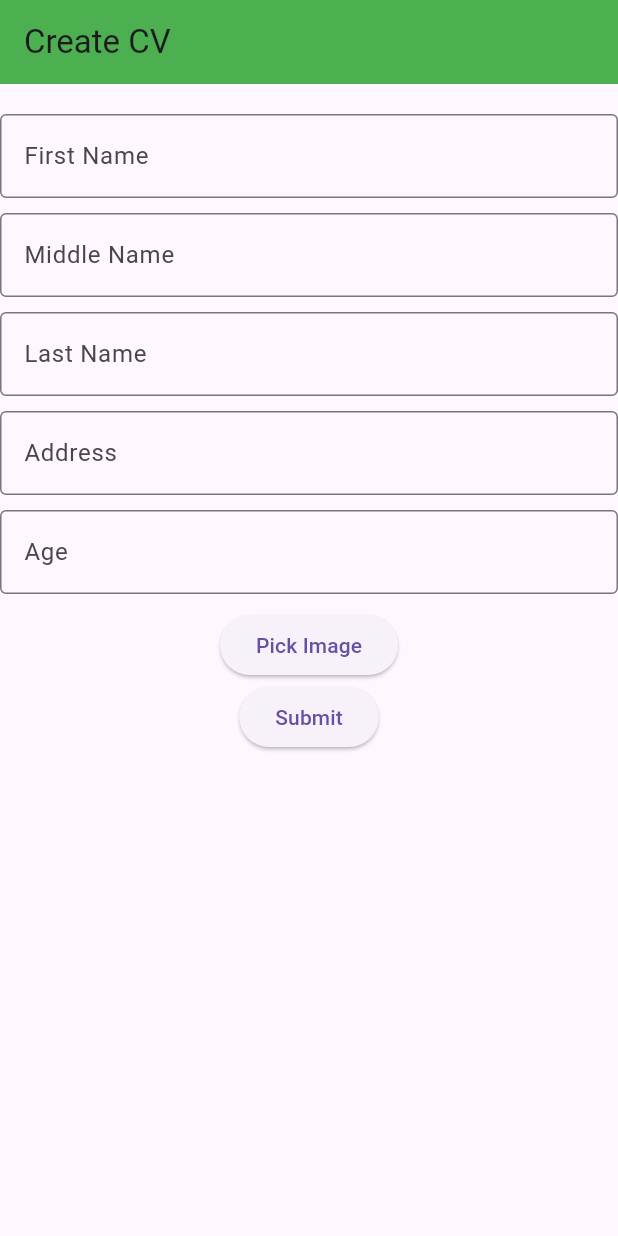
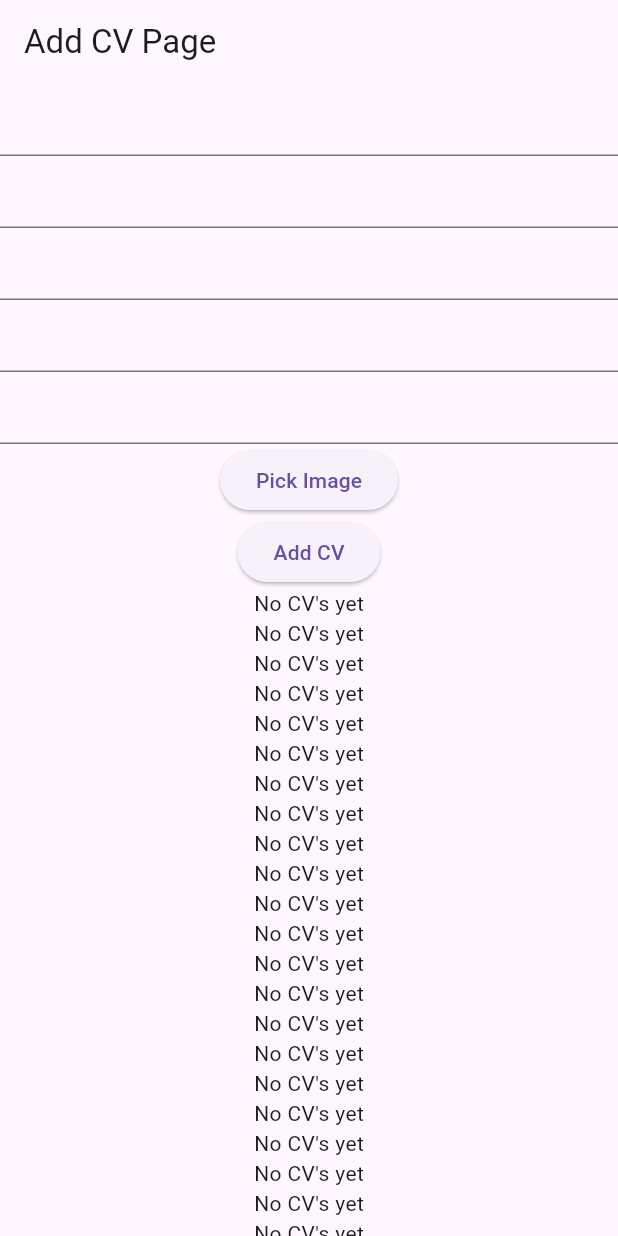
Before and after one commit to NirazanDahal/learn-flutter, a Flutter app: the screen it shows after launch, on a phone screen of 412 x 824 dp. Run offline on Flutter 3.47's test engine with Material 3 defaults, Android fonts, the phone set to English and light mode, and no system bars; our stand-ins replace image_picker, shared_preferences.

Commit message:
cv with provider

```diff
--- a/lib/helpers/shared_preferences_helper.dart
+++ b/lib/helpers/shared_preferences_helper.dart
@@ -2,20 +2,20 @@ import 'package:learn_flutter/models/cv_model.dart';
 import 'package:shared_preferences/shared_preferences.dart';
 
 class SharedPreferencesHelper {
-  static const String cvListKey = "todoKey";
+  static const String cvListKey = "cvListKey";
   static late SharedPreferences _preferences;
-
-  static Future<void> init() async {
+  static Future<void> initialize() async {
     _preferences = await SharedPreferences.getInstance();
   }
 
-  static Future<void> saveCV(String key, List<CVModel> todos) async {
-    List<String> jsonList = todos.map((todo) => todo.toJson()).toList();
-    await _preferences.setStringList(key, jsonList);
+  static Future<void> saveCVs(List<CvModel> cvList) async {
+    final jsonList = cvList.map((cv) => cv.toJson()).toList();
+    await _preferences.setStringList(cvListKey, jsonList);
   }
 
-  static List<CVModel> loadCV(String key) {
-    List<String> jsonList = _preferences.getStringList(key) ?? [];
-    return jsonList.map((json) => CVModel.fromJson(json)).toList();
+  static List<CvModel> loadCVs() {
+    final jsonList = _preferences.getStringList(cvListKey) ?? [];
+    final cvModel = jsonList.map((json) => CvModel.fromJson(json)).toList();
+    return cvModel;
   }
 }
--- a/lib/main.dart
+++ b/lib/main.dart
@@ -6,11 +6,20 @@ import 'package:provider/provider.dart';
 
 void main() async {
   WidgetsFlutterBinding.ensureInitialized();
-  await SharedPreferencesHelper.init();
-  runApp(
-    MultiProvider(
-      providers: [ChangeNotifierProvider(create: (_) => CvProvider())],
-      child: MaterialApp(home: AddCVPage()),
-    ),
-  );
+  await SharedPreferencesHelper.initialize();
+  runApp(const MyApp());
 }
+
+class MyApp extends StatelessWidget {
+  const MyApp({super.key});
+
+  @override
+  Widget build(BuildContext context) {
+    return MaterialApp(
+      home: ChangeNotifierProvider(
+        create: (context) => CvProvider(),
+        child: AddCVPage(),
+      ),
+    );
+  }
+}
--- a/lib/models/cv_model.dart
+++ b/lib/models/cv_model.dart
@@ -1,6 +1,6 @@
 import 'dart:convert';
 
-class CVModel {
+class CvModel {
   final String firstName;
   final String middleName;
   final String lastName;
@@ -8,7 +8,7 @@ class CVModel {
   final String age;
   final String imageString;
 
-  CVModel({
+  CvModel({
     required this.firstName,
     required this.middleName,
     required this.lastName,
@@ -28,8 +28,8 @@ class CVModel {
     };
   }
 
-  factory CVModel.fromMap(Map<String, dynamic> map) {
-    return CVModel(
+  factory CvModel.fromMap(Map<String, dynamic> map) {
+    return CvModel(
       firstName: map['firstName'],
       middleName: map['middleName'],
       lastName: map['lastName'],
@@ -43,7 +43,7 @@ class CVModel {
     return jsonEncode(toMap());
   }
 
-  factory CVModel.fromJson(String json) {
-    return CVModel.fromMap(jsonDecode(json));
+  factory CvModel.fromJson(String json) {
+    return CvModel.fromMap(jsonDecode(json));
   }
 }
--- a/lib/pages/add_cv_page.dart
+++ b/lib/pages/add_cv_page.dart
@@ -1,9 +1,9 @@
-import 'package:datepicker_cupertino/datepicker_cupertino.dart';
+import 'dart:convert';
+import 'dart:io';
+
 import 'package:flutter/material.dart';
 import 'package:image_picker/image_picker.dart';
-import 'package:learn_flutter/helpers/shared_preferences_helper.dart';
 import 'package:learn_flutter/models/cv_model.dart';
-import 'package:learn_flutter/pages/cv_page_widget.dart';
 import 'package:learn_flutter/providers/cv_provider.dart';
 import 'package:provider/provider.dart';
 
@@ -13,98 +13,82 @@ class AddCVPage extends StatelessWidget {
   final TextEditingController _lastNameController = TextEditingController();
   final TextEditingController _addressController = TextEditingController();
   final TextEditingController _ageController = TextEditingController();
-  List<CVModel> cvList = [];
-
-  String imageString = '';
-
   ImagePicker _imagePicker = ImagePicker();
 
   AddCVPage({super.key});
 
+  void _addCV(BuildContext context, String imageString) {
+    final cv = CvModel(
+      firstName: _firstNameController.text.trim(),
+      middleName: _middleNameController.text.trim(),
+      lastName: _lastNameController.text.trim(),
+      address: _addressController.text.trim(),
+      age: _ageController.text.trim(),
+      imageString: imageString,
+    );
+
+    context.read<CvProvider>().saveCVs(cv);
+    _firstNameController.clear();
+    _middleNameController.clear();
+    _lastNameController.clear();
+    _addressController.clear();
+    _ageController.clear();
+  }
+
+  Future<void> _pickImage(BuildContext context) async {
+    final imageFile = await _imagePicker.pickImage(source: ImageSource.camera);
+    final imageBytes = await File(imageFile.toString()).readAsBytes();
+    final imageString = base64Encode(imageBytes);
+    context.read<CvProvider>().pickImage(imageString);
+  }
+
   @override
   Widget build(BuildContext context) {
-    final cvProvider = context.read<CvProvider>();
+    final cvProvider = context.watch<CvProvider>();
     return Scaffold(
-      appBar: AppBar(title: Text("Create CV"), backgroundColor: Colors.green),
+      appBar: AppBar(title: Text("Add CV Page")),
       body: Column(
         children: [
-          SizedBox(height: 20),
-          TextFormField(
-            controller: _firstNameController,
-            decoration: InputDecoration(
-              border: OutlineInputBorder(),
-              labelText: "First Name",
-            ),
-          ),
-          SizedBox(height: 10),
-          TextFormField(
-            controller: _middleNameController,
-            decoration: InputDecoration(
-              border: OutlineInputBorder(),
-              labelText: "Middle Name",
-            ),
-          ),
-          SizedBox(height: 10),
-          TextFormField(
-            controller: _lastNameController,
-            decoration: InputDecoration(
-              border: OutlineInputBorder(),
-              labelText: "Last Name",
-            ),
-          ),
-          SizedBox(height: 10),
-          TextFormField(
-            controller: _addressController,
-            decoration: InputDecoration(
-              border: OutlineInputBorder(),
-              labelText: "Address",
-            ),
-          ),
-          SizedBox(height: 10),
-          TextFormField(
-            controller: _ageController,
-            decoration: InputDecoration(
-              border: OutlineInputBorder(),
-              labelText: "Age",
-            ),
-          ),
-          SizedBox(height: 10),
+          TextFormField(controller: _firstNameController),
+          TextFormField(controller: _middleNameController),
 
+          TextFormField(controller: _lastNameController),
+
+          TextFormField(controller: _addressController),
+
+          TextFormField(controller: _ageController),
           ElevatedButton(
             onPressed: () {
-              final _pickedImage = _imagePicker.pickImage(
-                source: ImageSource.camera,
-                // preferredCameraDevice: CameraDevice.front,
-              );
+              _pickImage(context);
             },
             child: Text("Pick Image"),
           ),
-
-          // DatePickerCupertino(
-          //   hintText: "DOB",
-          //   onDateTimeChanged: (p0) {
-          //     dateOfBirth = p0;
-          //   },
-          // ),
           ElevatedButton(
             onPressed: () {
-              cvList.add(
-                CVModel(
-                  firstName: _firstNameController.text.trim(),
-                  middleName: _middleNameController.text.trim(),
-                  lastName: _lastNameController.text.trim(),
-                  address: _addressController.text.trim(),
-                  age: _ageController.text.trim(),
-                  imageString: "",
-                ),
-              );
-              cvProvider.saveCV(SharedPreferencesHelper.cvListKey, cvList);
-              Navigator.pushReplacement(
-                context,
-                MaterialPageRoute(builder: (context) => CVPage()),
-              );
+              _addCV(context, cvProvider.imageString);
             },
-            child: Text("Submit"),
+            child: Text("Add CV"),
+          ),
+
+          Expanded(
+            child: ListView.builder(
+              itemBuilder: (context, index) {
+                return cvProvider.cvList.isEmpty
+                    ? Center(child: Text("No CV's yet"))
+                    : Column(
+                        children: [
+                          Text(cvProvider.cvList[index].firstName),
+                          Text(cvProvider.cvList[index].middleName),
+                          Text(cvProvider.cvList[index].lastName),
+                          Text(cvProvider.cvList[index].address),
+                          Text(cvProvider.cvList[index].age),
+                          Image.memory(
+                            base64Decode(cvProvider.cvList[index].imageString),
+                          ),
+                        ],
+                      );
+              },
+            ),
           ),
         ],
       ),
--- a/lib/providers/cv_provider.dart
+++ b/lib/providers/cv_provider.dart
@@ -3,13 +3,33 @@ import 'package:learn_flutter/helpers/shared_preferences_helper.dart';
 import 'package:learn_flutter/models/cv_model.dart';
 
 class CvProvider extends ChangeNotifier {
-  void saveCV(String cvListKey, List<CVModel> cvModelList) {
-    SharedPreferencesHelper.saveCV(cvListKey, cvModelList);
+  List<CvModel> _cvList = [];
+  String _imageString = "";
+  List<CvModel> get cvList => _cvList;
+  String get imageString => _imageString;
+
+  CvProvider() {
+    _loadCVs();
+  }
+
+  void pickImage(String imageString) {
+    _imageString = imageString;
     notifyListeners();
   }
 
-  void loadCV(String cvListKey) {
-    SharedPreferencesHelper.loadCV(cvListKey);
+  void saveCVs(CvModel cv) {
+    _cvList.add(cv);
+    SharedPreferencesHelper.saveCVs(_cvList);
     notifyListeners();
   }
+
+  void removeCV(int index) {
+    _cvList.removeAt(index);
+    SharedPreferencesHelper.saveCVs(_cvList);
+    notifyListeners();
+  }
+
+  void _loadCVs() {
+    _cvList = SharedPreferencesHelper.loadCVs();
+  }
 }
```
Also changed, not shown: lib/pages/cv_page_widget.dart (deleted, +0 -44 lines), lib/pages/display_cv_page.dart (added), 1 other file.
